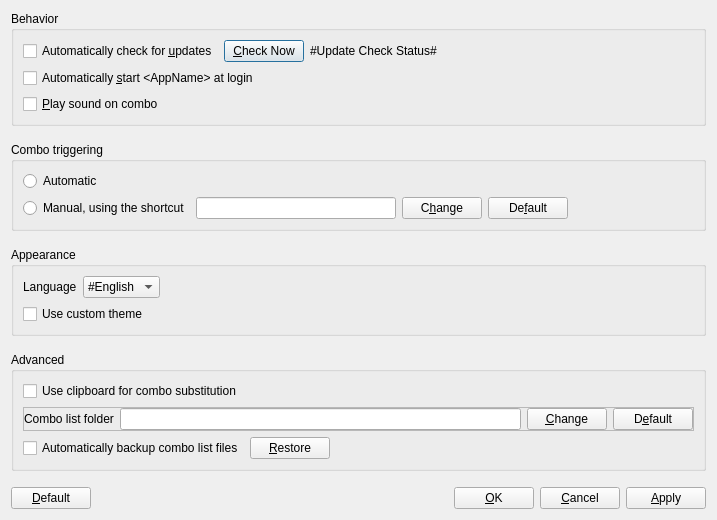
Old version of the form Beeftext/PreferencesDialog.ui in the repository xmichelo/Beeftext.
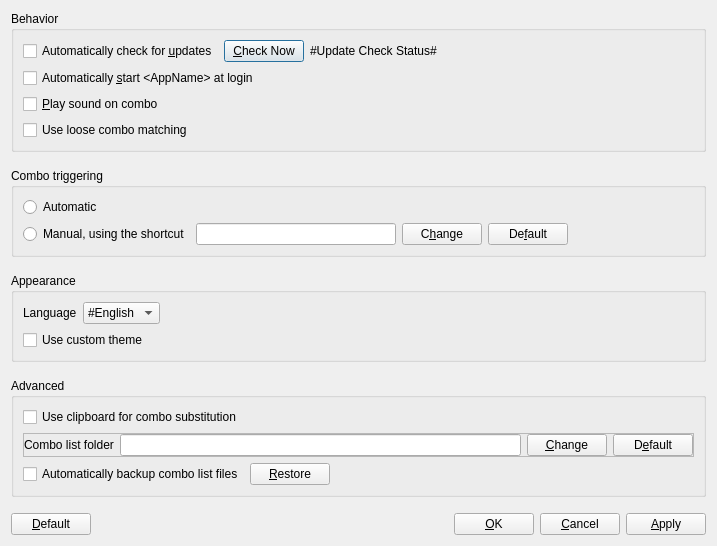
New version of the form.

Commit message: Added checkbox for 'Use loose combo matching in preferences dialog.

The edit to the form file:
```diff
--- a/Beeftext/PreferencesDialog.ui
+++ b/Beeftext/PreferencesDialog.ui
@@ -7,7 +7,7 @@
     <x>0</x>
     <y>0</y>
     <width>717</width>
-    <height>510</height>
+    <height>533</height>
    </rect>
   </property>
   <property name="windowTitle">
@@ -65,6 +65,13 @@
         </property>
        </widget>
       </item>
+      <item>
+       <widget class="QCheckBox" name="checkUseLooseComboMatching">
+        <property name="text">
+         <string>Use loose combo matching</string>
+        </property>
+       </widget>
+      </item>
      </layout>
     </widget>
    </item>
```
The commit also changes 2 other files.
